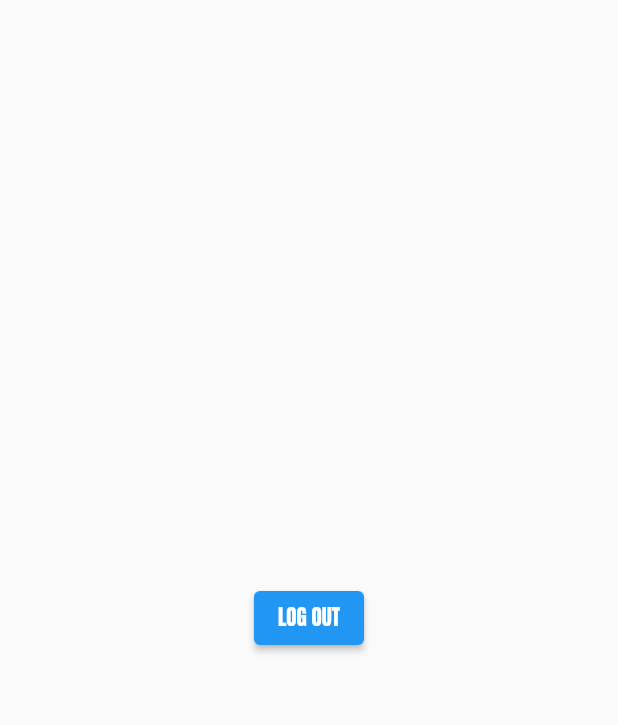
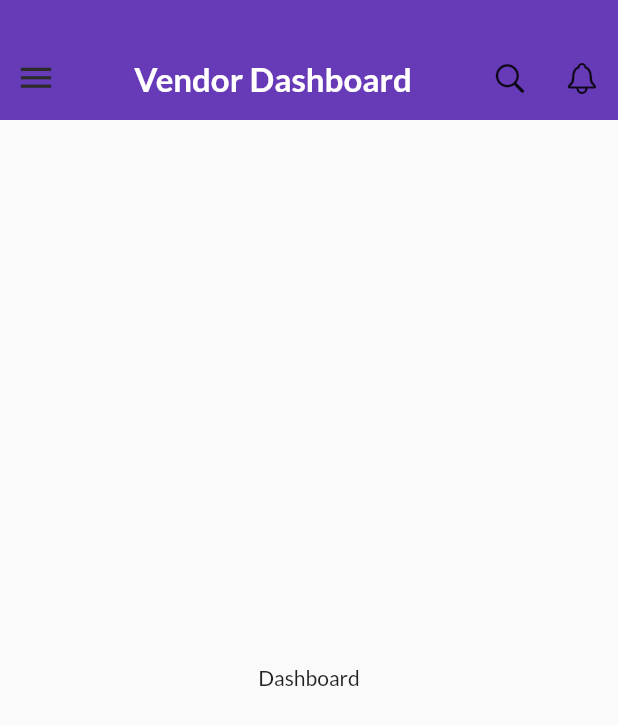
Before and after one commit to kariru-k/pigalukuvendors, a Flutter app: the HomeScreen screen opened by its route, on a phone screen of 412 x 824 dp. Shown: the top 725 px of the screen. Run offline on Flutter 3.47's test engine with Material 2 defaults, Android fonts, the phone set to English and light mode, and no system bars; drawn by our look-alikes of flutter_slider_drawer; our stand-ins replace cloud_firestore, email_validator, firebase_auth, firebase_core, firebase_storage, geocoding and 3 more; accounts and stored records are empty.

```diff
--- /dev/null
+++ b/lib/screens/dashboard_screen.dart
@@ -0,0 +1,23 @@
+import 'package:flutter/material.dart';
+
+
+class MainScreen extends StatefulWidget {
+  const MainScreen({Key? key}) : super(key: key);
+
+  @override
+  State<MainScreen> createState() => _MainScreenState();
+}
+
+class _MainScreenState extends State<MainScreen> {
+
+
+
+  @override
+  Widget build(BuildContext context) {
+    return Scaffold(
+      body: Center(
+        child: Text("Dashboard"),
+      ),
+    );
+  }
+}
--- a/lib/screens/home_screen.dart
+++ b/lib/screens/home_screen.dart
@@ -1,30 +1,65 @@
-import 'package:firebase_auth/firebase_auth.dart';
+import 'package:flutter/cupertino.dart';
 import 'package:flutter/material.dart';
-import 'package:pigalukuvendors/screens/login_screen.dart';
+import 'package:flutter_slider_drawer/flutter_slider_drawer.dart';
+import 'package:pigalukuvendors/screens/dashboard_screen.dart';
+import 'package:pigalukuvendors/services/drawer_services.dart';
 
-class HomeScreen extends StatelessWidget {
+import '../widgets/drawer_menu_widget.dart';
+
+class HomeScreen extends StatefulWidget {
   static const String id = "home-screen";
   const HomeScreen({Key? key}) : super(key: key);
 
   @override
+  State<HomeScreen> createState() => _HomeScreenState();
+}
+
+class _HomeScreenState extends State<HomeScreen> {
+
+  DrawerServices _services = DrawerServices();
+  final GlobalKey<SliderDrawerState> _sliderDrawerKey =
+  GlobalKey<SliderDrawerState>();
+  String? title;
+
+  @override
   Widget build(BuildContext context) {
-    return SafeArea(
-      child: Scaffold(
-        body: Center(
-          child: ElevatedButton(
-              onPressed: () {
-                FirebaseAuth.instance.signOut();
-                Navigator.pushReplacementNamed(context, LoginScreen.id);
-              },
-              child: const Text(
-                "LOG OUT",
-                style: TextStyle(
-                  fontFamily: "Anton"
-                ),
+    return Scaffold(
+        body: SliderDrawer(
+          appBar: SliderAppBar(
+              appBarHeight: 80,
+              appBarColor: Colors.deepPurple,
+              trailing: Row(
+                children: [
+                  IconButton(
+                      onPressed: () {},
+                      icon: Icon(CupertinoIcons.search)
+                  ),
+                  IconButton(
+                      onPressed: () {},
+                      icon: Icon(CupertinoIcons.bell)
+                  )
+                ],
+              ),
+              title: Text(title != null ? title.toString() : "Vendor Dashboard",
+                  style: const TextStyle(
+                      fontSize: 22,
+                      color: Colors.white,
+                      fontWeight: FontWeight.w700
+                  )
               )
           ),
-        ),
-      ),
+          key: _sliderDrawerKey,
+          sliderOpenSize: 250,
+          slider: SliderView(
+            onItemClick: (title) {
+              _sliderDrawerKey.currentState!.closeSlider();
+              setState(() {
+                this.title = title;
+              });
+            },
+          ),
+          child: _services.drawerScreen(title),
+        )
     );
   }
 }
--- /dev/null
+++ b/lib/services/drawer_services.dart
@@ -0,0 +1,22 @@
+
+import 'package:flutter/material.dart';
+import 'package:pigalukuvendors/screens/coupons_screen.dart';
+import 'package:pigalukuvendors/screens/dashboard_screen.dart';
+import 'package:pigalukuvendors/screens/product_screen.dart';
+
+class DrawerServices{
+
+
+  Widget drawerScreen(title){
+    if (title == "Dashboard") {
+      return MainScreen();
+    }
+    if (title == "Product") {
+      return ProductScreen();
+    }
+    if (title == "Coupons") {
+      return CouponScreen();
+    }
+    return MainScreen();
+  }
+}
--- a/pubspec.yaml
+++ b/pubspec.yaml
@@ -48,6 +48,7 @@ dependencies:
   email_validator: ^2.1.17
   firebase_storage: ^11.0.16
   flutter_launcher_icons: ^0.12.0
+  flutter_slider_drawer: ^2.1.3
 
 
 dev_dependencies:
```
Also changed, not shown: lib/main.dart (+5 -2 lines), lib/screens/add_new_product_screen.dart (added, +69 -0 lines), lib/screens/coupons_screen.dart (added, +15 -0 lines), lib/screens/orders_screen.dart (added, +15 -0 lines), lib/screens/product_screen.dart (added, +62 -0 lines), lib/widgets/drawer_menu_widget.dart (added, +101 -0 lines), lib/widgets/menu_item_class.dart (added, +8 -0 lines), lib/widgets/slider_menu_item.dart (added, +46 -0 lines), lib/screens/reports_screen.dart (added), pubspec.lock.
